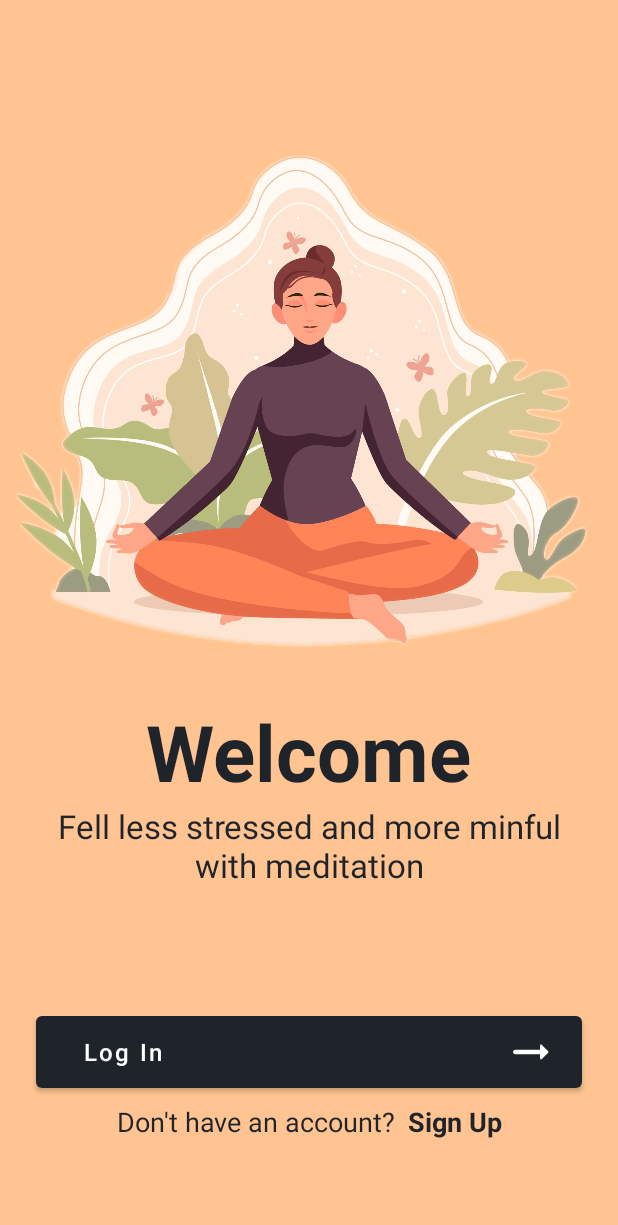
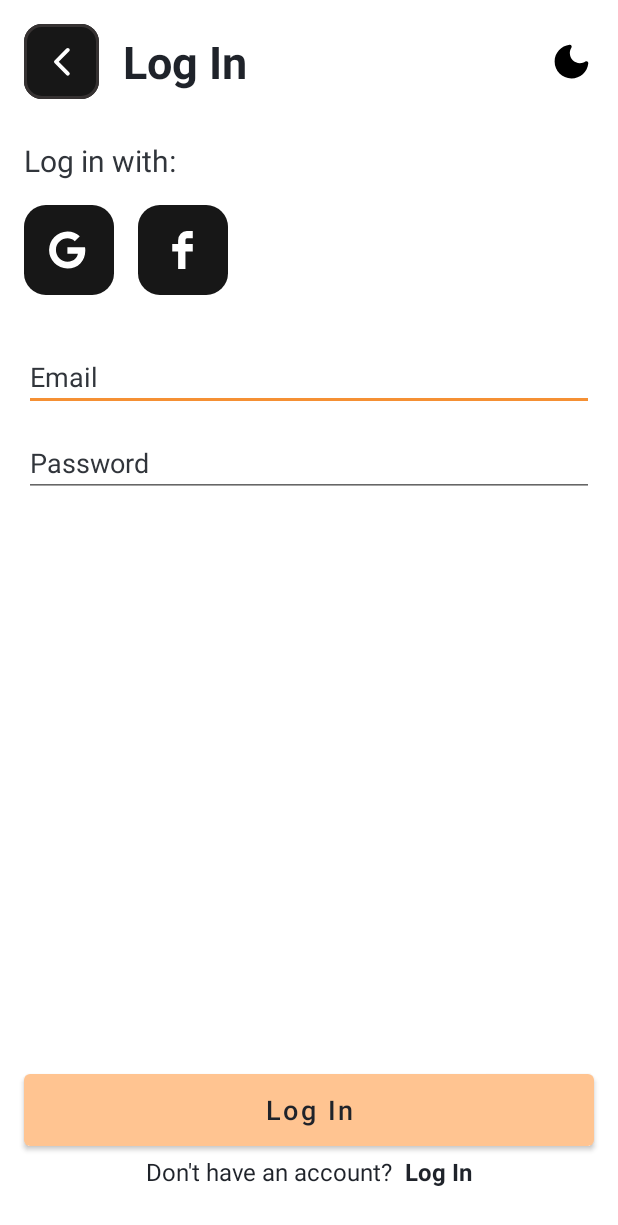
Before and after one commit to Horizon733/Calm-App, an Android app: the screen it shows after launch (MainActivity), on a phone screen of 412 x 824 dp. Shown: the top 1225 px of the screen. Run offline under Robolectric (Android 15) with nearby library versions, the phone set to English and light mode, and no system bars.

Commit message:
added Sign up and Login page

```diff
--- /dev/null
+++ b/app/src/main/java/com/example/calmapp/LoginFragment.kt
@@ -0,0 +1,50 @@
+package com.example.calmapp
+
+import android.content.res.Configuration
+import android.media.Image
+import android.os.Bundle
+import androidx.fragment.app.Fragment
+import android.view.LayoutInflater
+import android.view.View
+import android.view.ViewGroup
+import android.widget.ImageView
+import android.widget.Toast
+import androidx.appcompat.app.AppCompatDelegate
+
+
+class LoginFragment : Fragment() {
+    override fun onCreate(savedInstanceState: Bundle?) {
+        super.onCreate(savedInstanceState)
+
+    }
+
+    override fun onCreateView(
+        inflater: LayoutInflater, container: ViewGroup?,
+        savedInstanceState: Bundle?
+    ): View? {
+        // Inflate the layout for this fragment
+        val view:View = inflater.inflate(R.layout.fragment_login, container, false)
+
+        val darkMode: ImageView = view.findViewById(R.id.login_light_mode_button)
+        darkMode.setOnClickListener(View.OnClickListener {
+            if(darkMode.isSelected){
+                AppCompatDelegate.setDefaultNightMode(AppCompatDelegate.MODE_NIGHT_NO);
+                darkMode.isSelected = false
+            }else{
+                AppCompatDelegate.setDefaultNightMode(AppCompatDelegate.MODE_NIGHT_YES);
+                darkMode.isSelected = true
+            }
+
+        })
+
+        /*val darkMode: ImageView = view.findViewById(R.id.login_light_mode_button)
+        darkMode.setOnClickListener(View.OnClickListener {
+            Toast.makeText(context,"Ligth Mode",Toast.LENGTH_SHORT).show()
+            AppCompatDelegate.setDefaultNightMode(AppCompatDelegate.MODE_NIGHT_NO)
+        })*/
+
+        return view
+    }
+
+
+}
--- a/app/src/main/java/com/example/calmapp/MainActivity.kt
+++ b/app/src/main/java/com/example/calmapp/MainActivity.kt
@@ -8,6 +8,8 @@ class MainActivity : AppCompatActivity() {
         super.onCreate(savedInstanceState)
         setContentView(R.layout.activity_main)
 
-        supportFragmentManager.beginTransaction().add(R.id.welcome_screen_container,WelcomeScreen(),"Home").commit()
+//        supportFragmentManager.beginTransaction().add(R.id.welcome_screen_container,WelcomeScreen(),"Home").commit()
+//        supportFragmentManager.beginTransaction().add(R.id.welcome_screen_container,SignUpFragment(),"Home").commit()
+        supportFragmentManager.beginTransaction().add(R.id.welcome_screen_container,LoginFragment(),"Home").commit()
     }
 }
--- /dev/null
+++ b/app/src/main/res/drawable/dark_light_mode.xml
@@ -0,0 +1,5 @@
+<?xml version="1.0" encoding="utf-8"?>
+<selector xmlns:android="http://schemas.android.com/apk/res/android">
+<!--    <item android:drawable="@drawable/ic_outline_light_mode_icon" android:state_selected="true"/>-->
+    <item android:drawable="@drawable/ic_round_dark_mode_24"/>
+</selector>
--- /dev/null
+++ b/app/src/main/res/drawable/ic_back_button.xml
@@ -0,0 +1,19 @@
+<vector xmlns:android="http://schemas.android.com/apk/res/android"
+    android:width="50dp"
+    android:height="50dp"
+    android:viewportWidth="50"
+    android:viewportHeight="50">
+  <path
+      android:pathData="M12,0L38,0A12,12 0,0 1,50 12L50,38A12,12 0,0 1,38 50L12,50A12,12 0,0 1,0 38L0,12A12,12 0,0 1,12 0z"
+      android:strokeWidth="2"
+      android:fillColor="#171717"
+      android:strokeColor="#00000000"/>
+  <path
+      android:pathData="M12,1L38,1A11,11 0,0 1,49 12L49,38A11,11 0,0 1,38 49L12,49A11,11 0,0 1,1 38L1,12A11,11 0,0 1,12 1z"
+      android:strokeWidth="2"
+      android:fillColor="#00000000"
+      android:strokeColor="#363232"/>
+  <path
+      android:pathData="M23.166,25.183l6.951,-6.945A1.313,1.313 0,1 0,28.258 16.383L20.383,24.253a1.31,1.31 0,0 0,-0.038 1.81L28.25,33.983a1.313,1.313 0,1 0,1.859 -1.854Z"
+      android:fillColor="#fff"/>
+</vector>
--- /dev/null
+++ b/app/src/main/res/drawable/ic_outline_light_mode_icon.xml
@@ -0,0 +1,10 @@
+<vector xmlns:android="http://schemas.android.com/apk/res/android"
+    android:width="24dp"
+    android:height="24dp"
+    android:viewportWidth="24"
+    android:viewportHeight="24"
+    android:tint="?attr/colorControlNormal">
+  <path
+      android:fillColor="@android:color/white"
+      android:pathData="M12,9c1.65,0 3,1.35 3,3s-1.35,3 -3,3s-3,-1.35 -3,-3S10.35,9 12,9M12,7c-2.76,0 -5,2.24 -5,5s2.24,5 5,5s5,-2.24 5,-5S14.76,7 12,7L12,7zM2,13l2,0c0.55,0 1,-0.45 1,-1s-0.45,-1 -1,-1l-2,0c-0.55,0 -1,0.45 -1,1S1.45,13 2,13zM20,13l2,0c0.55,0 1,-0.45 1,-1s-0.45,-1 -1,-1l-2,0c-0.55,0 -1,0.45 -1,1S19.45,13 20,13zM11,2v2c0,0.55 0.45,1 1,1s1,-0.45 1,-1V2c0,-0.55 -0.45,-1 -1,-1S11,1.45 11,2zM11,20v2c0,0.55 0.45,1 1,1s1,-0.45 1,-1v-2c0,-0.55 -0.45,-1 -1,-1C11.45,19 11,19.45 11,20zM5.99,4.58c-0.39,-0.39 -1.03,-0.39 -1.41,0c-0.39,0.39 -0.39,1.03 0,1.41l1.06,1.06c0.39,0.39 1.03,0.39 1.41,0s0.39,-1.03 0,-1.41L5.99,4.58zM18.36,16.95c-0.39,-0.39 -1.03,-0.39 -1.41,0c-0.39,0.39 -0.39,1.03 0,1.41l1.06,1.06c0.39,0.39 1.03,0.39 1.41,0c0.39,-0.39 0.39,-1.03 0,-1.41L18.36,16.95zM19.42,5.99c0.39,-0.39 0.39,-1.03 0,-1.41c-0.39,-0.39 -1.03,-0.39 -1.41,0l-1.06,1.06c-0.39,0.39 -0.39,1.03 0,1.41s1.03,0.39 1.41,0L19.42,5.99zM7.05,18.36c0.39,-0.39 0.39,-1.03 0,-1.41c-0.39,-0.39 -1.03,-0.39 -1.41,0l-1.06,1.06c-0.39,0.39 -0.39,1.03 0,1.41s1.03,0.39 1.41,0L7.05,18.36z"/>
+</vector>
--- /dev/null
+++ b/app/src/main/res/drawable/ic_round_dark_mode_24.xml
@@ -0,0 +1,10 @@
+<vector xmlns:android="http://schemas.android.com/apk/res/android"
+    android:width="24dp"
+    android:height="24dp"
+    android:viewportWidth="24"
+    android:viewportHeight="24"
+    >
+  <path
+      android:fillColor="@android:color/black"
+      android:pathData="M11.01,3.05C6.51,3.54 3,7.36 3,12c0,4.97 4.03,9 9,9c4.63,0 8.45,-3.5 8.95,-8c0.09,-0.79 -0.78,-1.42 -1.54,-0.95c-0.84,0.54 -1.84,0.85 -2.91,0.85c-2.98,0 -5.4,-2.42 -5.4,-5.4c0,-1.06 0.31,-2.06 0.84,-2.89C12.39,3.94 11.9,2.98 11.01,3.05z"/>
+</vector>
--- /dev/null
+++ b/app/src/main/res/drawable/ic_with_facebook.xml
@@ -0,0 +1,12 @@
+<vector xmlns:android="http://schemas.android.com/apk/res/android"
+    android:width="60dp"
+    android:height="60dp"
+    android:viewportWidth="66"
+    android:viewportHeight="66">
+  <path
+      android:pathData="M16,0L50,0A16,16 0,0 1,66 16L66,50A16,16 0,0 1,50 66L16,66A16,16 0,0 1,0 50L0,16A16,16 0,0 1,16 0z"
+      android:fillColor="#171717"/>
+  <path
+      android:pathData="M25.106,34.036L25.106,28.689h4.313L29.419,26a7.037,7.037 0,0 1,1.889 -4.956A6.01,6.01 0,0 1,35.886 19h4.284L40.17,24.348L35.886,24.348a0.943,0.943 0,0 0,-0.755 0.462A1.876,1.876 0,0 0,34.795 25.944L34.795,28.688h5.375v5.347L34.795,34.035L34.795,47L29.418,47L29.418,34.036Z"
+      android:fillColor="#fff"/>
+</vector>
--- /dev/null
+++ b/app/src/main/res/drawable/ic_with_google_button.xml
@@ -0,0 +1,12 @@
+<vector xmlns:android="http://schemas.android.com/apk/res/android"
+    android:width="60dp"
+    android:height="60dp"
+    android:viewportWidth="66"
+    android:viewportHeight="66">
+  <path
+      android:pathData="M16,0L50,0A16,16 0,0 1,66 16L66,50A16,16 0,0 1,50 66L16,66A16,16 0,0 1,0 50L0,16A16,16 0,0 1,16 0z"
+      android:fillColor="#171717"/>
+  <path
+      android:pathData="M44.957,33.317c0,7.738 -5.3,13.245 -13.125,13.245a13.563,13.563 0,0 1,0 -27.125,13.043 13.043,0 0,1 9.095,3.549L37.235,26.536C32.406,21.877 23.426,25.377 23.426,33a8.5,8.5 0,0 0,8.405 8.564c5.37,0 7.383,-3.85 7.7,-5.846h-7.7L31.831,31.053L44.743,31.053a11.89,11.89 0,0 1,0.213 2.264Z"
+      android:fillColor="#fff"/>
+</vector>
--- /dev/null
+++ b/app/src/main/res/layout/fragment_login.xml
@@ -0,0 +1,137 @@
+<?xml version="1.0" encoding="utf-8"?>
+<androidx.constraintlayout.widget.ConstraintLayout xmlns:android="http://schemas.android.com/apk/res/android"
+    xmlns:app="http://schemas.android.com/apk/res-auto"
+    xmlns:tools="http://schemas.android.com/tools"
+    android:layout_width="match_parent"
+    android:layout_height="match_parent"
+    style="@style/background">
+
+
+    <TextView
+        android:id="@+id/login_page_title"
+        style="@style/login_signup_title"
+        android:layout_width="wrap_content"
+        android:layout_height="wrap_content"
+        android:layout_marginStart="16dp"
+        android:text="@string/login"
+        app:layout_constraintBottom_toBottomOf="@+id/login_back_button"
+        app:layout_constraintStart_toEndOf="@+id/login_back_button"
+        app:layout_constraintTop_toTopOf="@+id/login_back_button" />
+
+    <ImageView
+        android:id="@+id/login_back_button"
+        android:layout_width="wrap_content"
+        android:layout_height="wrap_content"
+        android:layout_marginStart="16dp"
+        android:layout_marginTop="16dp"
+        android:src="@drawable/ic_back_button"
+        app:layout_constraintStart_toStartOf="parent"
+        app:layout_constraintTop_toTopOf="parent"
+        tools:ignore="ContentDescription" />
+
+    <ImageView
+        android:id="@+id/login_light_mode_button"
+        android:layout_width="30dp"
+        android:layout_height="30dp"
+        android:layout_marginEnd="16dp"
+        android:src="@drawable/dark_light_mode"
+        app:layout_constraintBottom_toBottomOf="@+id/login_page_title"
+        app:layout_constraintRight_toRightOf="parent"
+        app:layout_constraintTop_toTopOf="@+id/login_page_title"
+        />
+
+
+
+    <TextView
+        android:id="@+id/login_description"
+        style="@style/login_signup_description"
+        android:layout_width="wrap_content"
+        android:layout_height="wrap_content"
+        android:layout_marginTop="32dp"
+        android:text="@string/login_description"
+        android:textSize="20sp"
+        app:layout_constraintStart_toStartOf="@+id/login_back_button"
+        app:layout_constraintTop_toBottomOf="@+id/login_page_title" />
+
+    <ImageView
+        android:id="@+id/login_with_google_button"
+        android:layout_width="wrap_content"
+        android:layout_height="wrap_content"
+        android:layout_marginTop="16dp"
+        android:src="@drawable/ic_with_google_button"
+        app:layout_constraintStart_toStartOf="@+id/login_description"
+        app:layout_constraintTop_toBottomOf="@+id/login_description"
+        tools:ignore="ContentDescription" />
+
+    <ImageView
+        android:id="@+id/login_with_facebook_button"
+        android:layout_width="wrap_content"
+        android:layout_height="wrap_content"
+        android:layout_marginStart="16dp"
+        android:src="@drawable/ic_with_facebook"
+        app:layout_constraintBottom_toBottomOf="@+id/login_with_google_button"
+        app:layout_constraintStart_toEndOf="@+id/login_with_google_button"
+        app:layout_constraintTop_toTopOf="@+id/login_with_google_button"
+        tools:ignore="ContentDescription" />
+
+    <EditText
+        android:id="@+id/login_email_field"
+        style="@style/register_input_field"
+        android:layout_marginTop="32dp"
+        android:hint="@string/sign_up_email_input_hint"
+        android:importantForAutofill="no"
+        android:inputType="textEmailAddress"
+        app:layout_constraintEnd_toEndOf="parent"
+        app:layout_constraintStart_toStartOf="parent"
+        app:layout_constraintTop_toBottomOf="@+id/login_with_google_button" />
+
+
+    <EditText
+        android:id="@+id/login_password_field"
+        style="@style/register_input_field"
+        android:layout_marginTop="12dp"
+        android:hint="@string/sign_up_password_input_hint"
+        android:importantForAutofill="no"
+        android:inputType="textPassword"
+        app:layout_constraintEnd_toEndOf="@+id/login_email_field"
+        app:layout_constraintStart_toStartOf="@+id/login_email_field"
+        app:layout_constraintTop_toBottomOf="@+id/login_email_field" />
+
+    <Button
+        android:id="@+id/login_button"
+        style="@style/sign_up_login_button"
+        android:layout_width="0dp"
+        android:layout_height="60dp"
+        android:text="@string/login"
+        app:backgroundTint="@color/cream_700"
+        app:layout_constraintBottom_toTopOf="@+id/login_sign_up_button"
+        app:layout_constraintEnd_toEndOf="@+id/login_password_field"
+        app:layout_constraintStart_toStartOf="@+id/login_password_field" />
+
+    <TextView
+        android:id="@+id/login_dont_have_account"
+        style="@style/have_account_title"
+        android:layout_width="wrap_content"
+        android:layout_height="wrap_content"
+        android:layout_marginBottom="32dp"
+        android:text="@string/sign_up_title"
+        app:layout_constraintBottom_toBottomOf="parent"
+        app:layout_constraintEnd_toStartOf="@+id/login_sign_up_button"
+        app:layout_constraintHorizontal_bias="0.5"
+        app:layout_constraintHorizontal_chainStyle="packed"
+        app:layout_constraintStart_toStartOf="parent" />
+
+    <TextView
+        android:id="@+id/login_sign_up_button"
+        style="@style/signup_login_redirect"
+        android:layout_width="wrap_content"
+        android:layout_height="wrap_content"
+        android:layout_marginStart="8dp"
+        android:text="@string/login"
+        app:layout_constraintBottom_toBottomOf="@+id/login_dont_have_account"
+        app:layout_constraintEnd_toEndOf="parent"
+        app:layout_constraintHorizontal_bias="0.5"
+        app:layout_constraintStart_toEndOf="@+id/login_dont_have_account"
+        app:layout_constraintTop_toTopOf="@+id/login_dont_have_account" />
+
+</androidx.constraintlayout.widget.ConstraintLayout>
--- a/app/src/main/res/layout/fragment_welcome_screen.xml
+++ b/app/src/main/res/layout/fragment_welcome_screen.xml
@@ -19,7 +19,7 @@
         app:layout_constraintHorizontal_bias="0.0"
         app:layout_constraintStart_toStartOf="parent"
         app:layout_constraintTop_toTopOf="parent"
-        app:layout_constraintVertical_bias="0.785" />
+        app:layout_constraintVertical_bias="0.656" />
 
     <TextView
         android:id="@+id/welcome_message"
@@ -38,7 +38,7 @@
         android:id="@+id/welcome_quote"
         android:layout_width="0dp"
         android:layout_height="wrap_content"
-        android:layout_marginBottom="80dp"
+        android:layout_marginBottom="70dp"
         android:fontFamily="sans-serif"
         android:text="@string/welcome_quote"
         android:textAlignment="center"
@@ -55,7 +55,7 @@
         android:layout_marginStart="24dp"
         android:layout_marginEnd="24dp"
         android:layout_marginBottom="4dp"
-        android:drawableRight="@drawable/ic_round_arrow_right"
+        android:drawableEnd="@drawable/ic_round_arrow_right"
         android:paddingLeft="32dp"
         android:text="@string/login"
         android:textAlignment="textStart"
--- a/app/src/main/res/values-night/themes.xml
+++ b/app/src/main/res/values-night/themes.xml
@@ -1,6 +1,6 @@
 <resources xmlns:tools="http://schemas.android.com/tools">
     <!-- Base application theme. -->
-    <style name="Theme.CalmApp" parent="Theme.MaterialComponents.DayNight.DarkActionBar">
+    <style name="Theme.CalmApp" parent="Theme.MaterialComponents.DayNight.NoActionBar">
         <!-- Primary brand color. -->
         <item name="colorPrimary">@color/cream_200</item>
         <item name="colorPrimaryVariant">@color/cream_700</item>
@@ -13,4 +13,53 @@
         <item name="android:statusBarColor" tools:targetApi="l">?attr/colorPrimaryVariant</item>
         <!-- Customize your theme here. -->
     </style>
+
+    <style name="background">
+        <item name="android:background">@color/text_color_dark</item>
+    </style>
+
+    <style name="login_signup_title">
+        <item name="android:textSize">30sp</item>
+        <item name="android:textStyle">bold</item>
+        <item name="android:textColor">@color/white</item>
+    </style>
+
+    <style name="login_signup_description">
+        <item name="android:textSize">16sp</item>
+        <item name="android:textColor">#99FFFFFF</item>
+    </style>
+
+    <style name="have_account_title">
+        <item name="android:textColor">@color/white</item>
+        <item name="android:textSize">16sp</item>
+    </style>
+
+    <style name="signup_login_redirect" parent="@style/have_account_title">
+        <item name="android:textStyle">bold</item>
+    </style>
+
+    <style name="register_input_field">
+        <item name="android:layout_width">match_parent</item>
+        <item name="android:layout_height">wrap_content</item>
+        <item name="android:textColor">@color/white</item>
+        <item name="android:textSize">18sp</item>
+        <item name="android:textColorHint">#99FFFFFF</item>
+        <item name="android:layout_marginLeft">16dp</item>
+        <item name="android:layout_marginRight">16dp</item>
+        <item name="android:textColorLink">@color/light_gray</item>
+    </style>
+
+    <style name="sign_up_input_hint">
+        <item name="android:textColor">#80FFFFFF</item>
+        <item name="android:textSize">14sp</item>
+        <item name="android:layout_marginLeft">4dp</item>
+    </style>
+
+    <style name="sign_up_login_button">
+        <item name="android:textSize">18sp</item>
+        <item name="android:textColor">@color/text_color_dark</item>
+        <!--        <item name="android:textStyle">bold</item>-->
+        <item name="textAllCaps">false</item>
+    </style>
+
 </resources>
--- a/app/src/main/res/values/strings.xml
+++ b/app/src/main/res/values/strings.xml
@@ -7,4 +7,16 @@
     <string name="sign_up_title">Don\'t have an account?</string>
     <string name="signUp">Sign Up</string>
     <string name="login">Log In</string>
+    <!--    <string name="signup_description">Sign up with one of the following options.</string>-->
+    <string name="signup_description">Sign up with:</string>
+    <string name="login_description">Log in with:</string>
+<!--    <string name="login_description">Log in with one of the following options.</string>-->
+    <string name="have_account">Already have an account?</string>
+    <string name="email_hint">example@example.com</string>
+    <string name="password_hint">8+ characters, 1 capital</string>
+    <string name="sign_up_button">Create account</string>
+
+    <string name="sign_up_username_input_hint">Username</string>
+    <string name="sign_up_email_input_hint">Email</string>
+    <string name="sign_up_password_input_hint">Password</string>
 </resources>
--- a/app/src/main/res/values/themes.xml
+++ b/app/src/main/res/values/themes.xml
@@ -13,4 +13,53 @@
         <item name="android:statusBarColor" tools:targetApi="l">?attr/colorPrimaryVariant</item>
         <!-- Customize your theme here. -->
     </style>
+
+    <style name="background">
+        <item name="android:background">@color/white</item>
+    </style>
+
+    <style name="login_signup_title">
+        <item name="android:textSize">30sp</item>
+        <item name="android:textStyle">bold</item>
+        <item name="android:textColor">@color/text_color_dark</item>
+    </style>
+
+    <style name="login_signup_description">
+        <item name="android:textSize">16sp</item>
+        <item name="android:textColor">@color/dark_gray</item>
+    </style>
+
+    <style name="have_account_title">
+        <item name="android:textColor">@color/text_color_dark</item>
+        <item name="android:textSize">16sp</item>
+    </style>
+
+    <style name="signup_login_redirect" parent="@style/have_account_title">
+        <item name="android:textStyle">bold</item>
+    </style>
+
+    <style name="register_input_field">
+        <item name="android:layout_width">match_parent</item>
+        <item name="android:layout_height">wrap_content</item>
+        <item name="android:textColor">@color/text_color_dark</item>
+        <item name="android:textSize">18sp</item>
+        <item name="android:textColorHint">@color/dark_gray</item>
+        <item name="android:layout_marginLeft">16dp</item>
+        <item name="android:layout_marginRight">16dp</item>
+        <item name="android:textColorLink">@color/light_gray</item>
+    </style>
+
+    <style name="sign_up_input_hint">
+        <item name="android:textColor">@color/dark_gray</item>
+        <item name="android:textSize">14sp</item>
+        <item name="android:layout_marginLeft">4dp</item>
+    </style>
+
+    <style name="sign_up_login_button">
+        <item name="android:textSize">18sp</item>
+        <item name="android:textColor">@color/text_color_dark</item>
+<!--        <item name="android:textStyle">bold</item>-->
+        <item name="textAllCaps">false</item>
+    </style>
+
 </resources>
```
Also changed, not shown: app/src/main/java/com/example/calmapp/SignUpFragment.kt (added, +23 -0 lines), app/src/main/res/layout/fragment_sign_up.xml (added, +167 -0 lines).
